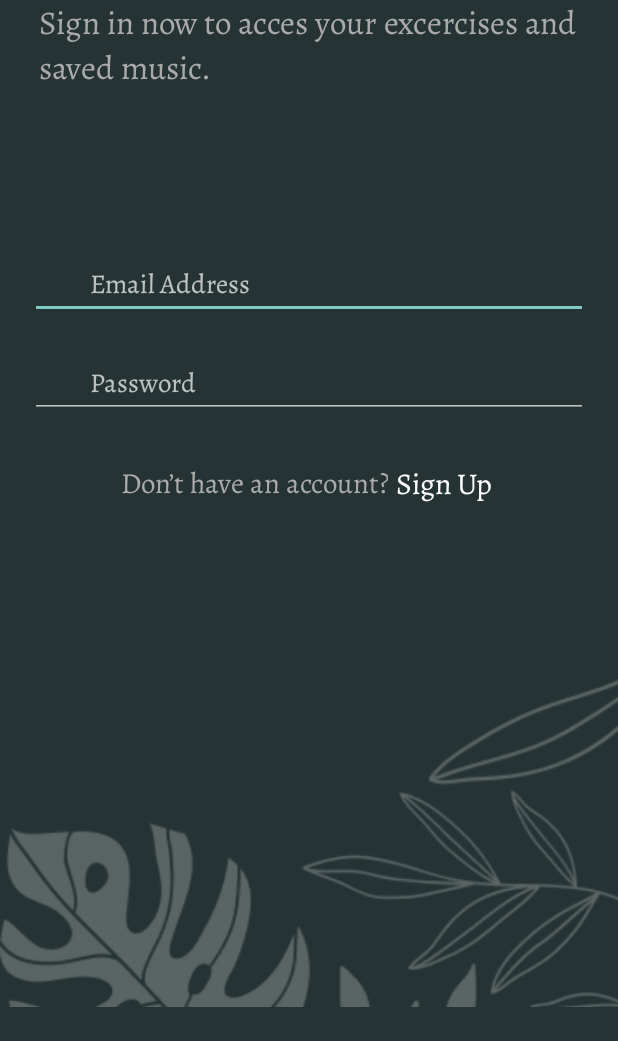
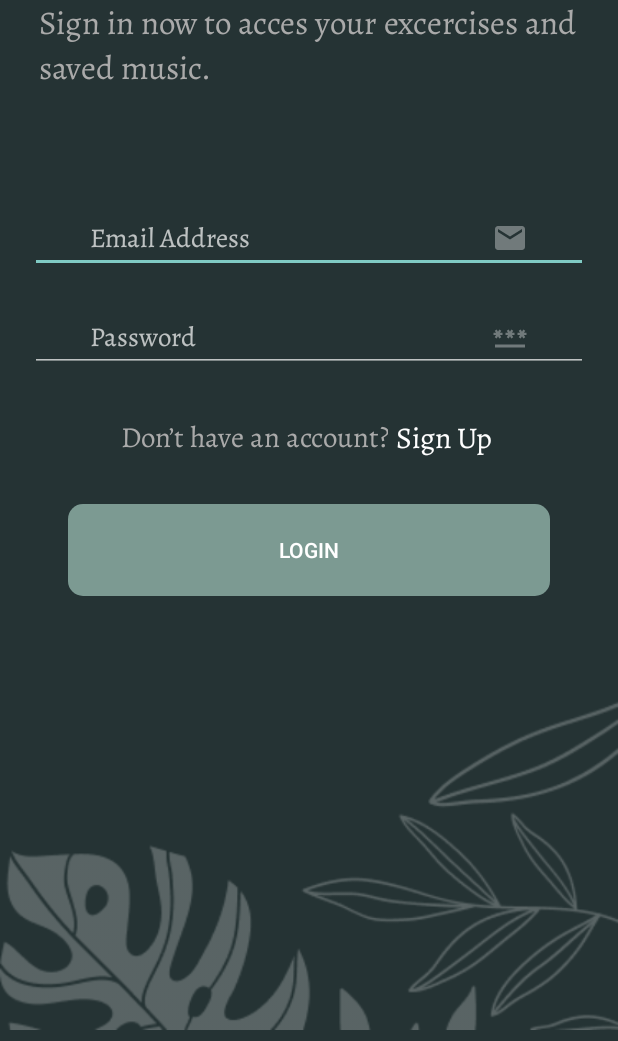
Before and after one commit to moemaair/Mantrana, an Android app: the SignIn screen opened directly, with no data from a screen before it, on a phone screen of 412 x 824 dp, the part 195-1236 px from its top. Run offline under Robolectric (Android 15) with nearby library versions, the phone set to English and light mode, and no system bars.

Commit message:
add Sign In screen ui xml

```diff
--- a/app/src/main/java/com/android/mantrana/ui/Onboarding.kt
+++ b/app/src/main/java/com/android/mantrana/ui/Onboarding.kt
@@ -1,5 +1,6 @@
 package com.android.mantrana.ui
 
+import android.content.Intent
 import androidx.appcompat.app.AppCompatActivity
 import android.os.Bundle
 import com.android.mantrana.R
@@ -14,6 +15,10 @@
         SignUpNow.setOnClickListener{
             SignUpNow.snack("sign up page...")
         }
+        loginWithEmail.setOnClickListener{
+            val intent = Intent(this, SignIn::class.java)
+            startActivity(intent)
+        }
 
     }
 }
--- /dev/null
+++ b/app/src/main/res/drawable/ic_baseline_email_24.xml
@@ -0,0 +1,5 @@
+<vector android:height="24dp" android:tint="#717A7B"
+    android:viewportHeight="24" android:viewportWidth="24"
+    android:width="24dp" xmlns:android="http://schemas.android.com/apk/res/android">
+    <path android:fillColor="@android:color/white" android:pathData="M20,4L4,4c-1.1,0 -1.99,0.9 -1.99,2L2,18c0,1.1 0.9,2 2,2h16c1.1,0 2,-0.9 2,-2L22,6c0,-1.1 -0.9,-2 -2,-2zM20,8l-8,5 -8,-5L4,6l8,5 8,-5v2z"/>
+</vector>
--- /dev/null
+++ b/app/src/main/res/drawable/ic_baseline_password_24.xml
@@ -0,0 +1,5 @@
+<vector android:height="24dp" android:tint="#717A7B"
+    android:viewportHeight="24" android:viewportWidth="24"
+    android:width="24dp" xmlns:android="http://schemas.android.com/apk/res/android">
+    <path android:fillColor="@android:color/white" android:pathData="M2,17h20v2H2V17zM3.15,12.95L4,11.47l0.85,1.48l1.3,-0.75L5.3,10.72H7v-1.5H5.3l0.85,-1.47L4.85,7L4,8.47L3.15,7l-1.3,0.75L2.7,9.22H1v1.5h1.7L1.85,12.2L3.15,12.95zM9.85,12.2l1.3,0.75L12,11.47l0.85,1.48l1.3,-0.75l-0.85,-1.48H15v-1.5h-1.7l0.85,-1.47L12.85,7L12,8.47L11.15,7l-1.3,0.75l0.85,1.47H9v1.5h1.7L9.85,12.2zM23,9.22h-1.7l0.85,-1.47L20.85,7L20,8.47L19.15,7l-1.3,0.75l0.85,1.47H17v1.5h1.7l-0.85,1.48l1.3,0.75L20,11.47l0.85,1.48l1.3,-0.75l-0.85,-1.48H23V9.22z"/>
+</vector>
--- a/app/src/main/res/layout/activity_onboarding.xml
+++ b/app/src/main/res/layout/activity_onboarding.xml
@@ -50,7 +50,7 @@
             android:textSize="25sp" />
     </LinearLayout>
 
-     <LinearLayout
+   `  <LinearLayout
          android:id="@+id/linearLayout3"
          android:layout_width="match_parent"
          android:gravity="center"
@@ -60,6 +60,7 @@
          android:orientation="vertical">
 
          <Button
+             android:id="@+id/loginWithEmail"
              android:layout_width="wrap_content"
              android:layout_height="wrap_content"
              android:text="Login With Email"
@@ -96,7 +97,7 @@
 
 
 
-     </LinearLayout>
+     </LinearLayout>`
 
     </RelativeLayout>
 
--- a/app/src/main/res/layout/activity_sign_in.xml
+++ b/app/src/main/res/layout/activity_sign_in.xml
@@ -53,6 +53,8 @@
                 android:layout_height="wrap_content"
                 android:layout_marginHorizontal="20dp"
                 android:layout_marginBottom="20dp"
+                android:inputType="text"
+                android:drawableEnd="@drawable/ic_baseline_email_24"
                 android:fontFamily="@font/alegreyaregular"
                 android:hint="Email Address"
                 android:paddingHorizontal="40dp" />
@@ -63,7 +65,16 @@
                 android:layout_marginHorizontal="20dp"
                 android:fontFamily="@font/alegreyaregular"
                 android:hint="Password"
+                android:drawableEnd="@drawable/ic_baseline_password_24"
+                android:inputType="textPassword"
                 android:paddingHorizontal="40dp" />
+
+          <LinearLayout
+              android:layout_width="match_parent"
+              android:layout_height="wrap_content"
+              android:orientation="vertical"
+
+              android:gravity="center">
 
               <LinearLayout
                   android:layout_width="match_parent"
@@ -94,6 +105,18 @@
                       android:textColor="@color/white"
                       android:textSize="20dp" />
               </LinearLayout>
+              <Button
+                  android:id="@+id/loginWithEmail"
+                  android:layout_width="wrap_content"
+                  android:gravity="center"
+                  android:layout_marginTop="30dp"
+                  android:layout_height="wrap_content"
+                  android:text="Login"
+                  android:background="@drawable/button_action_greenish"/>
+          </LinearLayout>
+
+
+
         </LinearLayout>
 
 
```
Lines whose indentation alone changed are shown as unchanged.
